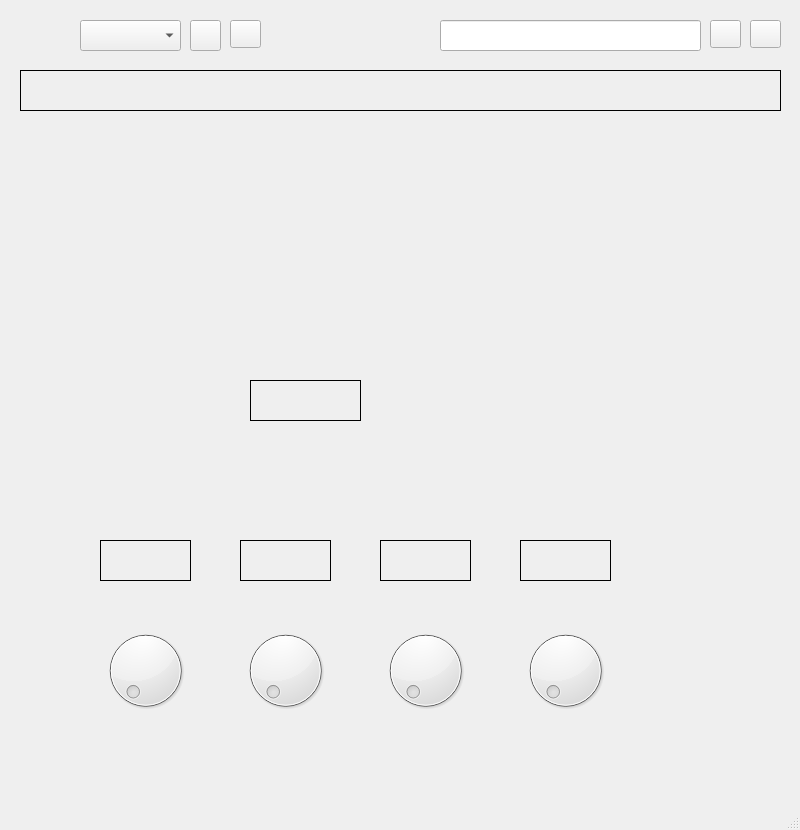
Above: EAR-Software/viewer/MainWindow.ui from PhiInnovations/Projeto-EAR-Celso before the change. Below: the same form after it.
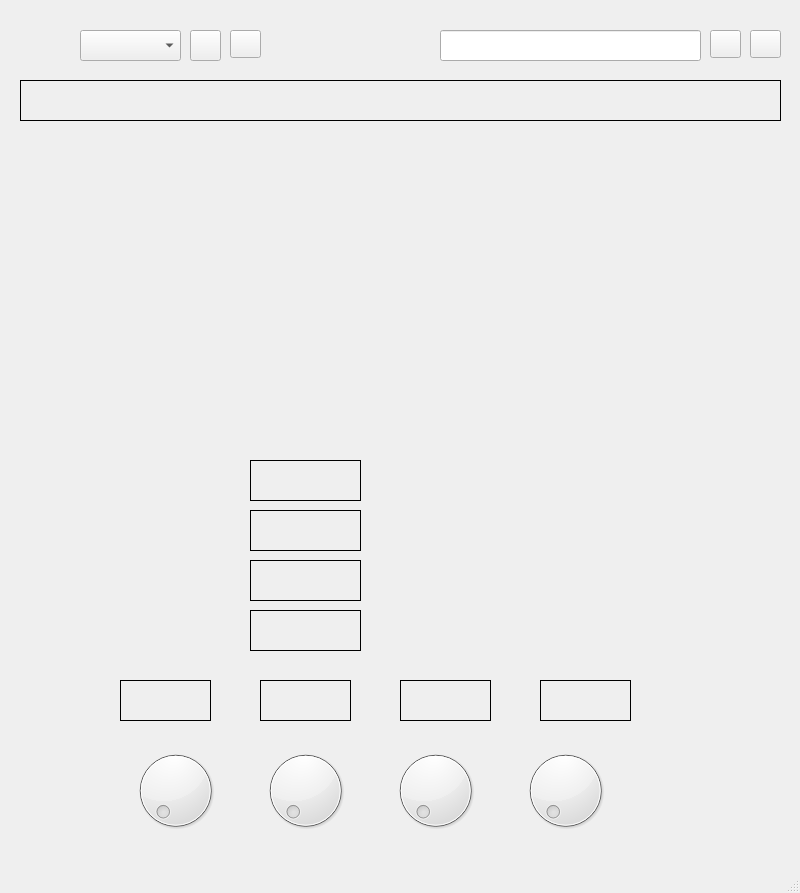
That is the form after the change. Icons and pictures are not drawn. Custom widgets are drawn as their Qt base class.

Commit message: Inclusão de preenchimento de labels

Patch:
```diff
--- a/EAR-Software/viewer/MainWindow.ui
+++ b/EAR-Software/viewer/MainWindow.ui
@@ -7,7 +7,7 @@
     <x>0</x>
     <y>0</y>
     <width>800</width>
-    <height>830</height>
+    <height>893</height>
    </rect>
   </property>
   <property name="windowTitle">
@@ -17,10 +17,10 @@
    <widget class="PlotWidget" name="plotAS" native="true">
     <property name="geometry">
      <rect>
-      <x>9</x>
-      <y>119</y>
+      <x>10</x>
+      <y>140</y>
       <width>781</width>
-      <height>111</height>
+      <height>141</height>
      </rect>
     </property>
     <property name="autoFillBackground">
@@ -31,7 +31,7 @@
     <property name="geometry">
      <rect>
       <x>80</x>
-      <y>20</y>
+      <y>30</y>
       <width>101</width>
       <height>31</height>
      </rect>
@@ -41,7 +41,7 @@
     <property name="geometry">
      <rect>
       <x>20</x>
-      <y>15</y>
+      <y>25</y>
       <width>41</width>
       <height>41</height>
      </rect>
@@ -60,7 +60,7 @@
     <property name="geometry">
      <rect>
       <x>190</x>
-      <y>20</y>
+      <y>30</y>
       <width>31</width>
       <height>31</height>
      </rect>
@@ -83,7 +83,7 @@
     <property name="geometry">
      <rect>
       <x>230</x>
-      <y>20</y>
+      <y>30</y>
       <width>31</width>
       <height>28</height>
      </rect>
@@ -106,7 +106,7 @@
     <property name="geometry">
      <rect>
       <x>20</x>
-      <y>70</y>
+      <y>80</y>
       <width>761</width>
       <height>41</height>
      </rect>
@@ -125,9 +125,9 @@
     <property name="geometry">
      <rect>
       <x>10</x>
-      <y>250</y>
+      <y>300</y>
       <width>781</width>
-      <height>111</height>
+      <height>141</height>
      </rect>
     </property>
     <property name="autoFillBackground">
@@ -138,9 +138,9 @@
     <property name="geometry">
      <rect>
       <x>10</x>
-      <y>380</y>
+      <y>460</y>
       <width>181</width>
-      <height>141</height>
+      <height>191</height>
      </rect>
     </property>
     <property name="autoFillBackground">
@@ -151,9 +151,9 @@
     <property name="geometry">
      <rect>
       <x>400</x>
-      <y>380</y>
+      <y>460</y>
       <width>181</width>
-      <height>141</height>
+      <height>191</height>
      </rect>
     </property>
     <property name="autoFillBackground">
@@ -163,8 +163,8 @@
    <widget class="QDial" name="pot1">
     <property name="geometry">
      <rect>
-      <x>100</x>
-      <y>620</y>
+      <x>130</x>
+      <y>740</y>
       <width>91</width>
       <height>101</height>
      </rect>
@@ -174,7 +174,7 @@
     <property name="geometry">
      <rect>
       <x>250</x>
-      <y>380</y>
+      <y>460</y>
       <width>111</width>
       <height>41</height>
      </rect>
@@ -192,8 +192,8 @@
    <widget class="QDial" name="pot2">
     <property name="geometry">
      <rect>
-      <x>240</x>
-      <y>620</y>
+      <x>260</x>
+      <y>740</y>
       <width>91</width>
       <height>101</height>
      </rect>
@@ -202,8 +202,8 @@
    <widget class="QDial" name="pot3">
     <property name="geometry">
      <rect>
-      <x>380</x>
-      <y>620</y>
+      <x>390</x>
+      <y>740</y>
       <width>91</width>
       <height>101</height>
      </rect>
@@ -213,7 +213,7 @@
     <property name="geometry">
      <rect>
       <x>520</x>
-      <y>620</y>
+      <y>740</y>
       <width>91</width>
       <height>101</height>
      </rect>
@@ -222,8 +222,8 @@
    <widget class="QLabel" name="lblMessage_3">
     <property name="geometry">
      <rect>
-      <x>100</x>
-      <y>540</y>
+      <x>120</x>
+      <y>680</y>
       <width>91</width>
       <height>41</height>
      </rect>
@@ -241,8 +241,8 @@
    <widget class="QLabel" name="lblMessage_4">
     <property name="geometry">
      <rect>
-      <x>240</x>
-      <y>540</y>
+      <x>260</x>
+      <y>680</y>
       <width>91</width>
       <height>41</height>
      </rect>
@@ -260,8 +260,8 @@
    <widget class="QLabel" name="lblMessage_5">
     <property name="geometry">
      <rect>
-      <x>380</x>
-      <y>540</y>
+      <x>400</x>
+      <y>680</y>
       <width>91</width>
       <height>41</height>
      </rect>
@@ -279,8 +279,8 @@
    <widget class="QLabel" name="lblMessage_6">
     <property name="geometry">
      <rect>
-      <x>520</x>
-      <y>540</y>
+      <x>540</x>
+      <y>680</y>
       <width>91</width>
       <height>41</height>
      </rect>
@@ -299,7 +299,7 @@
     <property name="geometry">
      <rect>
       <x>440</x>
-      <y>20</y>
+      <y>30</y>
       <width>261</width>
       <height>31</height>
      </rect>
@@ -309,7 +309,7 @@
     <property name="geometry">
      <rect>
       <x>710</x>
-      <y>20</y>
+      <y>30</y>
       <width>31</width>
       <height>28</height>
      </rect>
@@ -332,7 +332,7 @@
     <property name="geometry">
      <rect>
       <x>750</x>
-      <y>20</y>
+      <y>30</y>
       <width>31</width>
       <height>28</height>
      </rect>
@@ -355,15 +355,72 @@
     <property name="geometry">
      <rect>
       <x>600</x>
-      <y>380</y>
+      <y>460</y>
       <width>181</width>
-      <height>141</height>
+      <height>191</height>
      </rect>
     </property>
     <property name="autoFillBackground">
      <bool>true</bool>
     </property>
    </widget>
+   <widget class="QLabel" name="lblPH">
+    <property name="geometry">
+     <rect>
+      <x>250</x>
+      <y>510</y>
+      <width>111</width>
+      <height>41</height>
+     </rect>
+    </property>
+    <property name="frameShape">
+     <enum>QFrame::Box</enum>
+    </property>
+    <property name="text">
+     <string/>
+    </property>
+    <property name="alignment">
+     <set>Qt::AlignCenter</set>
+    </property>
+   </widget>
+   <widget class="QLabel" name="lblEA">
+    <property name="geometry">
+     <rect>
+      <x>250</x>
+      <y>560</y>
+      <width>111</width>
+      <height>41</height>
+     </rect>
+    </property>
+    <property name="frameShape">
+     <enum>QFrame::Box</enum>
+    </property>
+    <property name="text">
+     <string/>
+    </property>
+    <property name="alignment">
+     <set>Qt::AlignCenter</set>
+    </property>
+   </widget>
+   <widget class="QLabel" name="lblEI">
+    <property name="geometry">
+     <rect>
+      <x>250</x>
+      <y>610</y>
+      <width>111</width>
+      <height>41</height>
+     </rect>
+    </property>
+    <property name="frameShape">
+     <enum>QFrame::Box</enum>
+    </property>
+    <property name="text">
+     <string/>
+    </property>
+    <property name="alignment">
+     <set>Qt::AlignCenter</set>
+    </property>
+   </widget>
   </widget>
   <widget class="QMenuBar" name="menubar">
    <property name="geometry">
```
Left out of the diff: 12 changed lines with no effect on the pictures. The commit also changes 3 other files.
